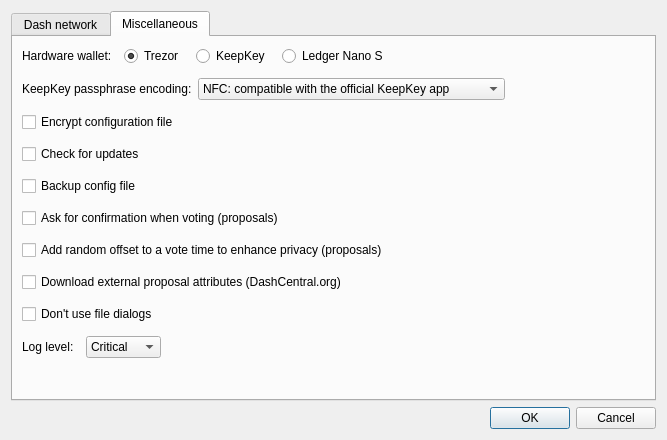
Old version of the form src/ui/ui_config_dlg.ui in the repository Bertrand256/dash-masternode-tool.
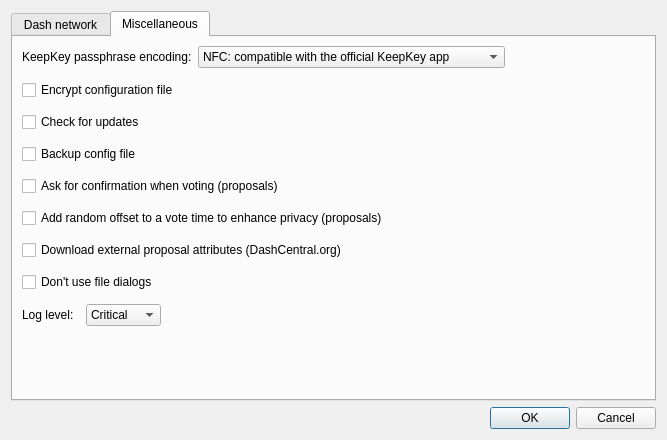
New version of the form. The open tabs and pages were chosen to show the change.

Commit message: Removing app setting related to hardware wallet type.

The edit to the form file:
```diff
--- a/src/ui/ui_config_dlg.ui
+++ b/src/ui/ui_config_dlg.ui
@@ -319,84 +319,6 @@
        <property name="spacing">
         <number>12</number>
        </property>
-       <item>
-        <layout class="QHBoxLayout" name="layHardwareWallet">
-         <item>
-          <widget class="QLabel" name="label_3">
-           <property name="text">
-            <string>Hardware wallet:</string>
-           </property>
-           <property name="alignment">
-            <set>Qt::AlignLeading|Qt::AlignLeft|Qt::AlignVCenter</set>
-           </property>
-           <property name="margin">
-            <number>0</number>
-           </property>
-          </widget>
-         </item>
-         <item>
-          <widget class="QRadioButton" name="chbHwTrezor">
-           <property name="minimumSize">
-            <size>
-             <width>60</width>
-             <height>0</height>
-            </size>
-           </property>
-           <property name="maximumSize">
-            <size>
-             <width>16777215</width>
-             <height>16777215</height>
-            </size>
-           </property>
-           <property name="text">
-            <string>Trezor</string>
-           </property>
-           <property name="checked">
-            <bool>true</bool>
-           </property>
-          </widget>
-         </item>
-         <item>
-          <widget class="QRadioButton" name="chbHwKeepKey">
-           <property name="minimumSize">
-            <size>
-             <width>70</width>
-             <height>0</height>
-            </size>
-           </property>
-           <property name="maximumSize">
-            <size>
-             <width>16777215</width>
-             <height>16777215</height>
-            </size>
-           </property>
-           <property name="text">
-            <string>KeepKey</string>
-           </property>
-          </widget>
-         </item>
-         <item>
-          <widget class="QRadioButton" name="chbHwLedgerNanoS">
-           <property name="text">
-            <string>Ledger Nano S</string>
-           </property>
-          </widget>
-         </item>
-         <item>
-          <spacer name="horizontalSpacer_2">
-           <property name="orientation">
-            <enum>Qt::Horizontal</enum>
-           </property>
-           <property name="sizeHint" stdset="0">
-            <size>
-             <width>40</width>
-             <height>20</height>
-            </size>
-           </property>
-          </spacer>
-         </item>
-        </layout>
-       </item>
        <item>
         <widget class="QWidget" name="wdgKeepkeyPassEncoding" native="true">
          <layout class="QHBoxLayout" name="horizontalLayout_2">
```
The commit also changes 7 other files.
